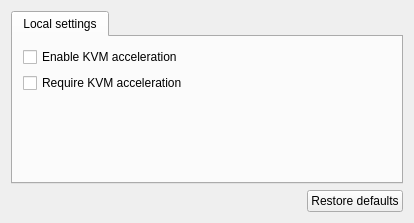
Above: gns3/modules/qemu/ui/qemu_preferences_page.ui from GNS3/gns3-gui before the change. Below: the same form after it.
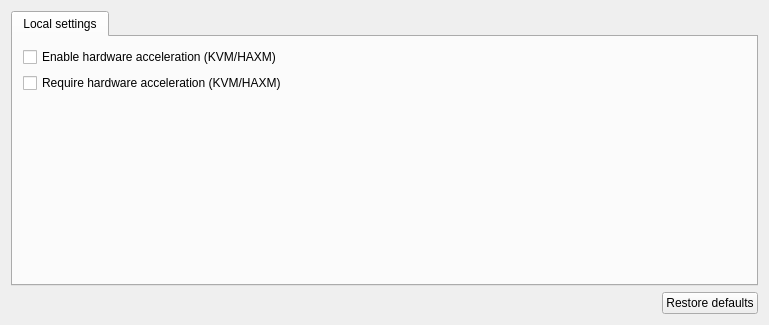
That is the form after the change.

Commit message: Support Qemu with HAXM acceleration.

```diff
--- a/gns3/modules/qemu/ui/qemu_preferences_page.ui
+++ b/gns3/modules/qemu/ui/qemu_preferences_page.ui
@@ -6,8 +6,8 @@
    <rect>
     <x>0</x>
     <y>0</y>
-    <width>414</width>
-    <height>223</height>
+    <width>769</width>
+    <height>325</height>
    </rect>
   </property>
   <property name="windowTitle">
@@ -33,14 +33,14 @@
        <item>
         <widget class="QCheckBox" name="uiKVMAccelerationCheckBox">
          <property name="text">
-          <string>Enable KVM acceleration</string>
+          <string>Enable hardware acceleration (KVM/HAXM)</string>
          </property>
         </widget>
        </item>
        <item>
         <widget class="QCheckBox" name="uiRequireKVMAccelerationCheckBox">
          <property name="text">
-          <string>Require KVM acceleration</string>
+          <string>Require hardware acceleration (KVM/HAXM)</string>
          </property>
         </widget>
        </item>
```
Left out of the diff: 4 changed lines with no effect on the pictures. The commit also changes 4 other files.
